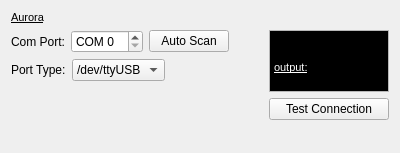
MITK/MITK, file Modules/IGTUI/Qmitk/QmitkNDIAuroraWidget.ui: the form before one commit.
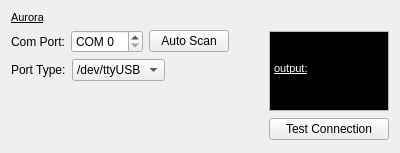
The form after the commit.

Commit message: Remove spacer and change layout type

Diff of the .ui file:
```diff
--- a/Modules/IGTUI/Qmitk/QmitkNDIAuroraWidget.ui
+++ b/Modules/IGTUI/Qmitk/QmitkNDIAuroraWidget.ui
@@ -137,7 +137,7 @@
           <string>&lt;!DOCTYPE HTML PUBLIC &quot;-//W3C//DTD HTML 4.0//EN&quot; &quot;http://www.w3.org/TR/REC-html40/strict.dtd&quot;&gt;
 &lt;html&gt;&lt;head&gt;&lt;meta name=&quot;qrichtext&quot; content=&quot;1&quot; /&gt;&lt;style type=&quot;text/css&quot;&gt;
 p, li { white-space: pre-wrap; }
-&lt;/style&gt;&lt;/head&gt;&lt;body style=&quot; font-family:'MS Shell Dlg 2'; font-size:7.8pt; font-weight:400; font-style:normal;&quot; bgcolor=&quot;#000000&quot;&gt;
+&lt;/style&gt;&lt;/head&gt;&lt;body style=&quot; font-family:'MS Shell Dlg 2'; font-size:8.25pt; font-weight:400; font-style:normal;&quot; bgcolor=&quot;#000000&quot;&gt;
 &lt;p style=&quot; margin-top:0px; margin-bottom:0px; margin-left:0px; margin-right:0px; -qt-block-indent:0; text-indent:0px;&quot;&gt;&lt;span style=&quot; font-size:8pt;&quot;&gt;                                          &lt;/span&gt;&lt;/p&gt;
 &lt;p style=&quot; margin-top:0px; margin-bottom:0px; margin-left:0px; margin-right:0px; -qt-block-indent:0; text-indent:0px;&quot;&gt;&lt;span style=&quot; font-size:8pt;&quot;&gt;                                          &lt;/span&gt;&lt;/p&gt;
 &lt;p style=&quot; margin-top:0px; margin-bottom:0px; margin-left:0px; margin-right:0px; -qt-block-indent:0; text-indent:0px;&quot;&gt;&lt;span style=&quot; font-size:8pt; text-decoration: underline; color:#ffffff;&quot;&gt;output:&lt;/span&gt;&lt;span style=&quot; font-size:8pt;&quot;&gt;                                        &lt;/span&gt;&lt;/p&gt;&lt;/body&gt;&lt;/html&gt;</string>
@@ -170,19 +170,6 @@
      </item>
     </layout>
    </item>
-   <item>
-    <spacer name="verticalSpacer">
-     <property name="orientation">
-      <enum>Qt::Vertical</enum>
-     </property>
-     <property name="sizeHint" stdset="0">
-      <size>
-       <width>20</width>
-       <height>40</height>
-      </size>
-     </property>
-    </spacer>
-   </item>
   </layout>
  </widget>
  <resources/>
```
The commit also changes 2 other files.
